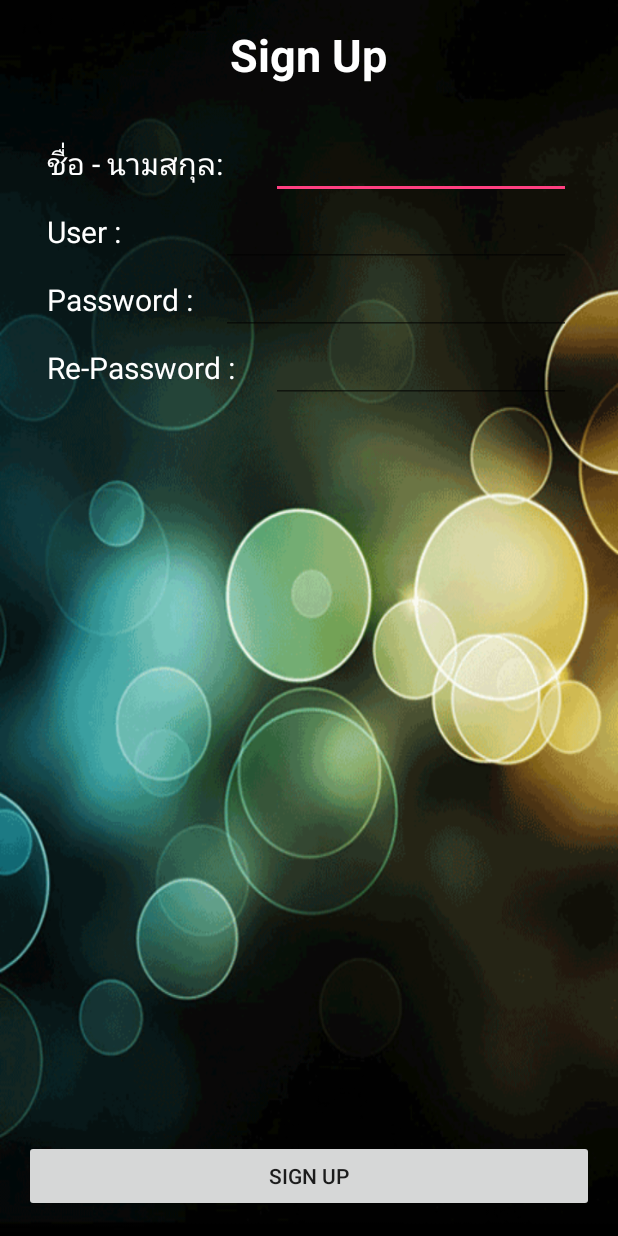
After one commit to masterUNG/Nat-BMR, an Android app: the SignUpActivity screen opened directly, with no data from a screen before it, on a phone screen of 412 x 824 dp. The commit adds this screen. Run offline under Robolectric (Android 15) with nearby library versions, the phone set to English and light mode, and no system bars.

Commit message:
Intent to SignUp

```diff
--- a/app/src/main/AndroidManifest.xml
+++ b/app/src/main/AndroidManifest.xml
@@ -15,6 +15,7 @@
                 <category android:name="android.intent.category.LAUNCHER" />
             </intent-filter>
         </activity>
+        <activity android:name=".SignUpActivity"></activity>
     </application>
 
 </manifest>
--- a/app/src/main/java/appewtc/masterung/natbmr/MainActivity.java
+++ b/app/src/main/java/appewtc/masterung/natbmr/MainActivity.java
@@ -1,7 +1,9 @@
 package appewtc.masterung.natbmr;
 
+import android.content.Intent;
 import android.support.v7.app.AppCompatActivity;
 import android.os.Bundle;
+import android.view.View;
 
 public class MainActivity extends AppCompatActivity {
 
@@ -9,5 +11,10 @@ public class MainActivity extends AppCompatActivity {
     protected void onCreate(Bundle savedInstanceState) {
         super.onCreate(savedInstanceState);
         setContentView(R.layout.activity_main);
+    }   // Main Method
+
+    public void clickSignUpMain(View view) {
+        startActivity(new Intent(MainActivity.this, SignUpActivity.class));
     }
-}
+
+}   // Main Class
--- /dev/null
+++ b/app/src/main/java/appewtc/masterung/natbmr/SignUpActivity.java
@@ -0,0 +1,13 @@
+package appewtc.masterung.natbmr;
+
+import android.support.v7.app.AppCompatActivity;
+import android.os.Bundle;
+
+public class SignUpActivity extends AppCompatActivity {
+
+    @Override
+    protected void onCreate(Bundle savedInstanceState) {
+        super.onCreate(savedInstanceState);
+        setContentView(R.layout.activity_sign_up);
+    }
+}
--- a/app/src/main/res/layout/activity_main.xml
+++ b/app/src/main/res/layout/activity_main.xml
@@ -13,4 +13,26 @@
         android:layout_width="wrap_content"
         android:layout_height="wrap_content"
         android:text="Hello World!" />
+
+    <LinearLayout
+        android:orientation="horizontal"
+        android:layout_width="match_parent"
+        android:layout_height="wrap_content"
+        android:layout_alignParentBottom="true">
+
+        <Button
+            android:layout_width="wrap_content"
+            android:layout_height="wrap_content"
+            android:text="@string/signin"
+            android:id="@+id/button"
+            android:layout_weight="1" />
+
+        <Button
+            android:layout_width="wrap_content"
+            android:layout_height="wrap_content"
+            android:text="@string/signup"
+            android:id="@+id/button2"
+            android:layout_weight="1"
+            android:onClick="clickSignUpMain" />
+    </LinearLayout>
 </RelativeLayout>
--- /dev/null
+++ b/app/src/main/res/layout/activity_sign_up.xml
@@ -0,0 +1,132 @@
+<?xml version="1.0" encoding="utf-8"?>
+<RelativeLayout xmlns:android="http://schemas.android.com/apk/res/android"
+    xmlns:tools="http://schemas.android.com/tools"
+    android:layout_width="match_parent"
+    android:layout_height="match_parent"
+    android:paddingBottom="@dimen/activity_vertical_margin"
+    android:paddingLeft="@dimen/activity_horizontal_margin"
+    android:paddingRight="@dimen/activity_horizontal_margin"
+    android:paddingTop="@dimen/activity_vertical_margin"
+    tools:context="appewtc.masterung.natbmr.SignUpActivity"
+    android:background="@drawable/bg3">
+
+    <TextView
+        android:layout_width="wrap_content"
+        android:layout_height="wrap_content"
+        android:text="@string/signup"
+        android:id="@+id/textView"
+        android:textSize="@dimen/h1"
+        android:textStyle="bold"
+        android:layout_centerHorizontal="true"
+        android:textColor="@color/text" />
+
+    <Button
+        android:layout_width="match_parent"
+        android:layout_height="wrap_content"
+        android:text="@string/signup"
+        android:id="@+id/button3"
+        android:layout_alignParentBottom="true" />
+
+    <LinearLayout
+        android:orientation="vertical"
+        android:layout_width="match_parent"
+        android:layout_height="match_parent"
+        android:layout_below="@+id/textView"
+        android:layout_above="@+id/button3"
+        android:layout_marginTop="15dp"
+        android:layout_marginBottom="15dp"
+        android:padding="15dp">
+
+        <LinearLayout
+            android:orientation="horizontal"
+            android:layout_width="match_parent"
+            android:layout_height="wrap_content">
+
+            <TextView
+                android:layout_width="0dp"
+                android:layout_height="wrap_content"
+                android:text="@string/name"
+                android:id="@+id/textView2"
+                android:textSize="@dimen/h2"
+                android:layout_weight="1.5"
+                android:textColor="@color/text" />
+
+            <EditText
+                android:layout_width="0dp"
+                android:layout_height="wrap_content"
+                android:id="@+id/editText"
+                android:inputType="text"
+                android:layout_weight="2"
+                android:textColor="@color/text" />
+        </LinearLayout>
+
+        <LinearLayout
+            android:orientation="horizontal"
+            android:layout_width="match_parent"
+            android:layout_height="wrap_content" >
+
+            <TextView
+                android:layout_width="0dp"
+                android:layout_height="wrap_content"
+                android:text="@string/user"
+                android:id="@+id/textView3"
+                android:textSize="@dimen/h2"
+                android:layout_weight="1"
+                android:textColor="@color/text" />
+
+            <EditText
+                android:layout_width="0dp"
+                android:layout_height="wrap_content"
+                android:id="@+id/editText2"
+                android:inputType="text"
+                android:layout_weight="2"
+                android:textColor="@color/text" />
+        </LinearLayout>
+
+        <LinearLayout
+            android:orientation="horizontal"
+            android:layout_width="match_parent"
+            android:layout_height="wrap_content" >
+
+            <TextView
+                android:layout_width="0dp"
+                android:layout_height="wrap_content"
+                android:text="@string/password1"
+                android:id="@+id/textView4"
+                android:textSize="@dimen/h2"
+                android:layout_weight="1"
+                android:textColor="@color/text" />
+
+            <EditText
+                android:layout_width="0dp"
+                android:layout_height="wrap_content"
+                android:id="@+id/editText3"
+                android:inputType="text"
+                android:layout_weight="2"
+                android:textColor="@color/text" />
+        </LinearLayout>
+
+        <LinearLayout
+            android:orientation="horizontal"
+            android:layout_width="match_parent"
+            android:layout_height="wrap_content" >
+
+            <TextView
+                android:layout_width="0dp"
+                android:layout_height="wrap_content"
+                android:text="@string/passowrd2"
+                android:id="@+id/textView5"
+                android:textSize="@dimen/h2"
+                android:layout_weight="1.5"
+                android:textColor="@color/text" />
+
+            <EditText
+                android:layout_width="0dp"
+                android:layout_height="wrap_content"
+                android:id="@+id/editText4"
+                android:inputType="text"
+                android:layout_weight="2"
+                android:textColor="@color/text" />
+        </LinearLayout>
+    </LinearLayout>
+</RelativeLayout>
--- a/app/src/main/res/values/colors.xml
+++ b/app/src/main/res/values/colors.xml
@@ -3,4 +3,7 @@
     <color name="colorPrimary">#3F51B5</color>
     <color name="colorPrimaryDark">#303F9F</color>
     <color name="colorAccent">#FF4081</color>
+
+    <color name="text">#ffffff</color>
+
 </resources>
--- a/app/src/main/res/values/dimens.xml
+++ b/app/src/main/res/values/dimens.xml
@@ -2,4 +2,6 @@
     <!-- Default screen margins, per the Android Design guidelines. -->
     <dimen name="activity_horizontal_margin">16dp</dimen>
     <dimen name="activity_vertical_margin">16dp</dimen>
+    <dimen name="h1">30sp</dimen>
+    <dimen name="h2">20sp</dimen>
 </resources>
--- a/app/src/main/res/values/strings.xml
+++ b/app/src/main/res/values/strings.xml
@@ -1,3 +1,12 @@
 <resources>
     <string name="app_name">Nat BMR</string>
+
+    <string name="signin">Sign In</string>
+    <string name="signup">Sign Up</string>
+    <string name="name">ชื่อ - นามสกุล:</string>
+    <string name="user">User :</string>
+    <string name="password1">Password :</string>
+    <string name="passowrd2">Re-Password :</string>
+
+
 </resources>
--- a/app/src/main/res/values/styles.xml
+++ b/app/src/main/res/values/styles.xml
@@ -1,7 +1,7 @@
 <resources>
 
     <!-- Base application theme. -->
-    <style name="AppTheme" parent="Theme.AppCompat.Light.DarkActionBar">
+    <style name="AppTheme" parent="Theme.AppCompat.Light.NoActionBar">
         <!-- Customize your theme here. -->
         <item name="colorPrimary">@color/colorPrimary</item>
         <item name="colorPrimaryDark">@color/colorPrimaryDark</item>
```
Also changed, not shown: app/src/main/res/drawable/bg3.png (added).
